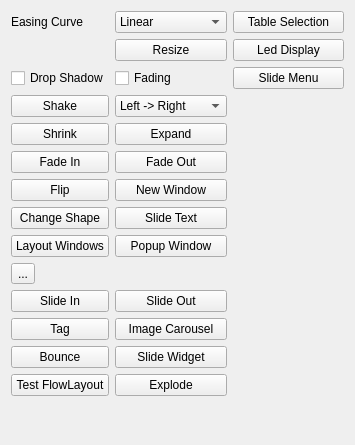
Qt form widget.ui (kimtaikee/resizeAnimation) before a commit.
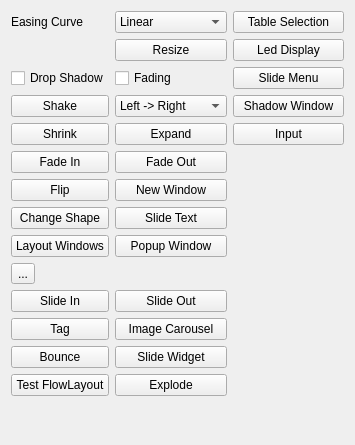
The same form after that commit. Custom widgets are drawn as their Qt base class.

Commit message: add dropshadoweffect when enters input controls

The edit to the form file:
```diff
--- a/widget.ui
+++ b/widget.ui
@@ -471,6 +471,20 @@
        </property>
       </widget>
      </item>
+     <item row="3" column="2">
+      <widget class="QPushButton" name="shadowWindowButton">
+       <property name="text">
+        <string>Shadow Window</string>
+       </property>
+      </widget>
+     </item>
+     <item row="4" column="2">
+      <widget class="QPushButton" name="inputButton">
+       <property name="text">
+        <string>Input</string>
+       </property>
+      </widget>
+     </item>
     </layout>
    </item>
   </layout>
```
The commit also changes 10 other files.
